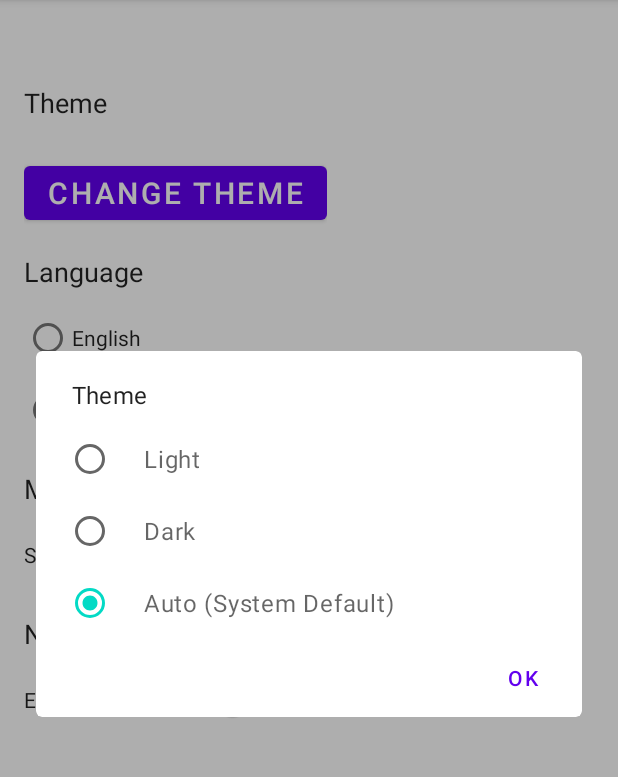
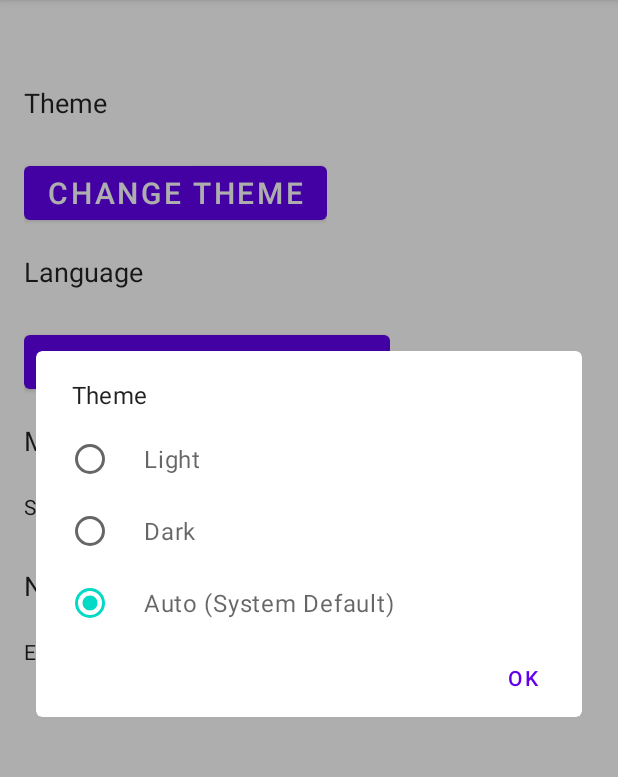
Before and after one commit to Ardelean-Claudiu-Andrei/My-Travel-Journal, an Android app: the fragment SettingsFragment shown on its own in the app's theme, after a tap on "CHANGE THEME", on a phone screen of 412 x 824 dp, the part 84-861 px from its top. Run offline under Robolectric (Android 15) with nearby library versions, the phone set to English and light mode, and no system bars.

Commit message:
multi lingual

```diff
--- a/app/src/main/AndroidManifest.xml
+++ b/app/src/main/AndroidManifest.xml
@@ -1,6 +1,8 @@
 <?xml version="1.0" encoding="utf-8"?>
 <manifest xmlns:android="http://schemas.android.com/apk/res/android"
     xmlns:tools="http://schemas.android.com/tools">
+    <uses-permission android:name="android.permission.ACCESS_NOTIFICATION_POLICY" />
+
 
     <application
         android:allowBackup="true"
--- a/app/src/main/java/com/example/myapplicationnavdrawertest/ui/settings/SettingsFragment.kt
+++ b/app/src/main/java/com/example/myapplicationnavdrawertest/ui/settings/SettingsFragment.kt
@@ -1,5 +1,5 @@
 package com.example.myapplicationnavdrawertest.ui.settings
-//import java.util.jar.Manifest
+
 import android.Manifest
 import android.content.pm.PackageManager
 import android.content.res.Configuration
@@ -16,24 +16,15 @@ import androidx.core.content.ContextCompat
 import androidx.fragment.app.Fragment
 import com.example.myapplicationnavdrawertest.R
 import com.example.myapplicationnavdrawertest.SharedPreferenceManager
-//import com.example.mytraveljournal.R
-//import com.example.mytraveljournal.SharedPreferenceManager
 import com.google.android.material.dialog.MaterialAlertDialogBuilder
 import java.util.Locale
-
 
 class SettingsFragment : Fragment() {
 
     private lateinit var changeThemeBtn: Button
     private lateinit var themeRadioGroup: RadioGroup
-
-    private val themeTitleList = arrayOf("Light", "Dark", "Auto (System Default)")
-    private val languageTitleList = arrayOf("English", "Romanian")
     private lateinit var notificationsSwitch: Switch
-
-    // Define a constant for the notification permission request
     private val NOTIFICATION_PERMISSION_REQUEST_CODE = 100
-
 
     override fun onCreateView(
         inflater: LayoutInflater, container: ViewGroup?,
@@ -47,56 +38,62 @@ class SettingsFragment : Fragment() {
     private fun initializeViews(view: View) {
         changeThemeBtn = view.findViewById(R.id.changeThemeBtn)
         themeRadioGroup = view.findViewById(R.id.themeRadioGroup)
+        notificationsSwitch = view.findViewById(R.id.notificationsSwitch)
 
         val sharedPreferenceManager = SharedPreferenceManager(requireContext())
-
-        // Retrieve the stored theme or default to system default
         var storedThemeIndex = sharedPreferenceManager.theme
-
-        // If no theme is set yet, set it to the system default
         if (storedThemeIndex == -1) {
-            storedThemeIndex =
-                resources.configuration.uiMode and Configuration.UI_MODE_NIGHT_MASK
+            storedThemeIndex = resources.configuration.uiMode and Configuration.UI_MODE_NIGHT_MASK
             sharedPreferenceManager.theme = storedThemeIndex
         }
-
-        // Apply the system default theme initially
         applyTheme(storedThemeIndex)
 
-        // Listen for changes in the selected theme
         themeRadioGroup.setOnCheckedChangeListener { _, checkedId ->
             val newIndex = themeRadioGroup.indexOfChild(view.findViewById(checkedId))
-            // Store the selected theme in preferences
             sharedPreferenceManager.theme = newIndex
-            // Apply the selected theme
             applyTheme(newIndex)
         }
 
-        // Show theme change dialog on button click
         changeThemeBtn.setOnClickListener {
             val themeDialog = MaterialAlertDialogBuilder(requireContext())
                 .setTitle("Theme")
                 .setPositiveButton("Ok") { _, _ ->
-                    // Apply the selected theme
                     applyTheme(sharedPreferenceManager.theme)
                 }
                 .setCancelable(false)
-                .setSingleChoiceItems(themeTitleList, sharedPreferenceManager.theme) { _, which ->
-                    // Update the selected theme when the dialog selection changes
+                .setSingleChoiceItems(
+                    arrayOf("Light", "Dark", "Auto (System Default)"),
+                    sharedPreferenceManager.theme
+                ) { _, which ->
                     sharedPreferenceManager.theme = which
                     themeRadioGroup.check(which)
                 }
             themeDialog.show()
         }
 
-        // Handle language selection
-        view.findViewById<RadioGroup>(R.id.languageRadioGroup).setOnCheckedChangeListener { _, checkedId ->
-            when (checkedId) {
-                R.id.englishRadioButton -> setLocale("en")
-                R.id.romanianRadioButton -> setLocale("ro")
-            }
-            requireActivity().recreate()
+        view.findViewById<Button>(R.id.changeLanguageBtn).setOnClickListener {
+            val languageDialog = MaterialAlertDialogBuilder(requireContext())
+                .setTitle("Language")
+                .setPositiveButton("Ok") { _, _ ->
+                    // Reload the activity to apply the selected language
+                    requireActivity().recreate()
+                }
+                .setCancelable(false)
+                .setSingleChoiceItems(
+                    arrayOf("English", "Romana"),
+                    getCurrentLanguageIndex()
+                ) { dialog, which ->
+                    val selectedLanguage = when (which) {
+                        0 -> "en"
+                        1 -> "ro"
+                        else -> "en" // Default to English
+                    }
+                    setLocale(selectedLanguage)
+                    dialog.dismiss()
+                }
+            languageDialog.show()
         }
+
 
         // Initialize the notifications switch
         notificationsSwitch = view.findViewById(R.id.notificationsSwitch)
@@ -104,38 +101,44 @@ class SettingsFragment : Fragment() {
         // Listen for changes in the notifications switch state
         notificationsSwitch.setOnCheckedChangeListener { _, isChecked ->
             if (isChecked) {
-                // If the switch is turned on, request notification permission
                 requestNotificationPermission()
             } else {
-                // If the switch is turned off, handle the logic accordingly
-                // (e.g., disable notifications or other actions)
+                // Handle when switch is turned off
             }
         }
+
     }
 
     private fun setLocale(languageCode: String) {
         val locale = Locale(languageCode)
         Locale.setDefault(locale)
-
         val config = Configuration()
         config.setLocale(locale)
         resources.updateConfiguration(config, resources.displayMetrics)
-
-        // Restart the fragment manager to reload the fragment with the new language
-        requireActivity().supportFragmentManager.beginTransaction().detach(this).attach(this).commit()
     }
-
-
+    private fun getCurrentLanguageIndex(): Int {
+        // Get the current language code and determine the index
+        val currentLanguage = Locale.getDefault().language
+        return when (currentLanguage) {
+            "en" -> 0
+            "ro" -> 1
+            else -> 0 // Default to English if not found
+        }
+    }
+    private fun applyLanguage(languageIndex: Int) {
+        /* Apply language based on the languageIndex */
+        /* Trigger recreation of the activity/fragment for the language change to take effect */
+        requireActivity().recreate()
+    }
 
     private fun applyTheme(themeIndex: Int) {
         val themeMode = when (themeIndex) {
-            0 -> AppCompatDelegate.MODE_NIGHT_NO // Light theme
-            1 -> AppCompatDelegate.MODE_NIGHT_YES // Dark theme
-            else -> AppCompatDelegate.MODE_NIGHT_FOLLOW_SYSTEM // System default
+            0 -> AppCompatDelegate.MODE_NIGHT_NO
+            1 -> AppCompatDelegate.MODE_NIGHT_YES
+            else -> AppCompatDelegate.MODE_NIGHT_FOLLOW_SYSTEM
         }
         AppCompatDelegate.setDefaultNightMode(themeMode)
     }
-
 
     private fun requestNotificationPermission() {
         if (ContextCompat.checkSelfPermission(
@@ -153,9 +156,6 @@ class SettingsFragment : Fragment() {
         }
     }
 
-
-
-    // Handle the result of the permission request
     override fun onRequestPermissionsResult(
         requestCode: Int,
         permissions: Array<out String>,
@@ -165,11 +165,12 @@ class SettingsFragment : Fragment() {
         if (requestCode == NOTIFICATION_PERMISSION_REQUEST_CODE) {
             if (grantResults.isNotEmpty() && grantResults[0] == PackageManager.PERMISSION_GRANTED) {
                 // Notification permission granted, perform necessary actions here
-                // (e.g., enable notifications)
+                // For instance, enable notifications or any specific logic
             } else {
                 // Notification permission denied, handle it accordingly
-                // (e.g., show a message or disable notifications)
+                // For instance, show a message explaining why permission is needed
             }
         }
     }
+
 }
--- a/app/src/main/res/layout/fragment_settings.xml
+++ b/app/src/main/res/layout/fragment_settings.xml
@@ -11,7 +11,7 @@
     <TextView
         android:layout_width="wrap_content"
         android:layout_height="wrap_content"
-        android:text="Theme"
+        android:text="@string/theme"
         android:textSize="18sp"
         android:layout_marginTop="40dp"
         android:layout_marginBottom="8dp"
@@ -31,7 +31,7 @@
             android:layout_height="wrap_content"
             android:layout_marginTop="16dp"
             android:paddingHorizontal="16dp"
-            android:text="Change Theme"
+            android:text="@string/changeTheme"
             android:textSize="20sp"
             android:layout_centerHorizontal="true" />
 <!--style="@style/buttonStyle"-->
@@ -42,40 +42,59 @@
     <TextView
         android:layout_width="wrap_content"
         android:layout_height="wrap_content"
-        android:text="Language"
+        android:text="@string/language"
         android:textSize="18sp"
         android:textColor="?android:textColorPrimary"
         android:layout_marginTop="16dp"
         android:layout_marginBottom="8dp" />
 
-    <!-- RadioGroup for language selection -->
     <RadioGroup
         android:id="@+id/languageRadioGroup"
         android:layout_width="wrap_content"
         android:layout_height="wrap_content"
         android:orientation="vertical">
 
-        <RadioButton
-            android:id="@+id/englishRadioButton"
+        <Button
+            android:id="@+id/changeLanguageBtn"
             android:layout_width="wrap_content"
             android:layout_height="wrap_content"
-            android:text="English"
-            android:textColor="?android:textColorPrimary"/>
-
-        <RadioButton
-            android:id="@+id/romanianRadioButton"
-            android:layout_width="wrap_content"
-            android:layout_height="wrap_content"
-            android:text="Romanian"
-            android:textColor="?android:textColorPrimary"/>
+            android:layout_marginTop="16dp"
+            android:paddingHorizontal="16dp"
+            android:text="@string/changeLanguage"
+            android:textSize="20sp"
+            android:layout_centerHorizontal="true" />
+        <!--style="@style/buttonStyle"-->
 
     </RadioGroup>
+
+    <!-- RadioGroup for language selection -->
+<!--    <RadioGroup-->
+<!--        android:id="@+id/languageRadioGroup"-->
+<!--        android:layout_width="wrap_content"-->
+<!--        android:layout_height="wrap_content"-->
+<!--        android:orientation="vertical">-->
+
+<!--        <RadioButton-->
+<!--            android:id="@+id/englishRadioButton"-->
+<!--            android:layout_width="wrap_content"-->
+<!--            android:layout_height="wrap_content"-->
+<!--            android:text="English"-->
+<!--            android:textColor="?android:textColorPrimary"/>-->
+
+<!--        <RadioButton-->
+<!--            android:id="@+id/romanianRadioButton"-->
+<!--            android:layout_width="wrap_content"-->
+<!--            android:layout_height="wrap_content"-->
+<!--            android:text="Romanian"-->
+<!--            android:textColor="?android:textColorPrimary"/>-->
+
+<!--    </RadioGroup>-->
 
     <!-- Map mode selection -->
     <TextView
         android:layout_width="wrap_content"
         android:layout_height="wrap_content"
-        android:text="Map Mode"
+        android:text="@string/mapMode"
         android:textSize="18sp"
         android:textColor="?android:textColorPrimary"
         android:layout_marginTop="16dp"
@@ -86,14 +105,14 @@
         android:id="@+id/mapModeSwitch"
         android:layout_width="wrap_content"
         android:layout_height="wrap_content"
-        android:text="Satellite View"
+        android:text="@string/satelliteView"
         android:textColor="?android:textColorPrimary"/>
 
     <!-- Notifications settings -->
     <TextView
         android:layout_width="wrap_content"
         android:layout_height="wrap_content"
-        android:text="Notifications"
+        android:text="@string/notifications"
         android:textSize="18sp"
         android:textColor="?android:textColorPrimary"
         android:layout_marginTop="16dp"
@@ -105,7 +124,7 @@
         android:layout_width="wrap_content"
         android:layout_height="wrap_content"
         android:minHeight="48dp"
-        android:text="Enable Notifications"
+        android:text="@string/enableNotifications"
         android:textColor="?android:textColorPrimary"/>
 
     <!-- Add other settings options here -->
--- a/app/src/main/res/values/strings.xml
+++ b/app/src/main/res/values/strings.xml
@@ -76,4 +76,12 @@
     <string name="nav_header_title_Mtj">My Travel Journal</string>
     <string name="nav_header_subtitle_mtj">aclaudiuandrei586@gmail.com</string>
     <string name="SettingsFragment">Settings</string>
+    <string name="theme">Theme</string>
+    <string name="language">Language</string>
+    <string name="changeTheme">Change Theme</string>
+    <string name="changeLanguage">Change Language</string>
+    <string name="mapMode">Map Mode</string>
+    <string name="satelliteView">Satelit View</string>
+    <string name="notifications">Notifications</string>
+    <string name="enableNotifications">Enable Notifications</string>
 </resources>
```
Also changed, not shown: 1 other file.
